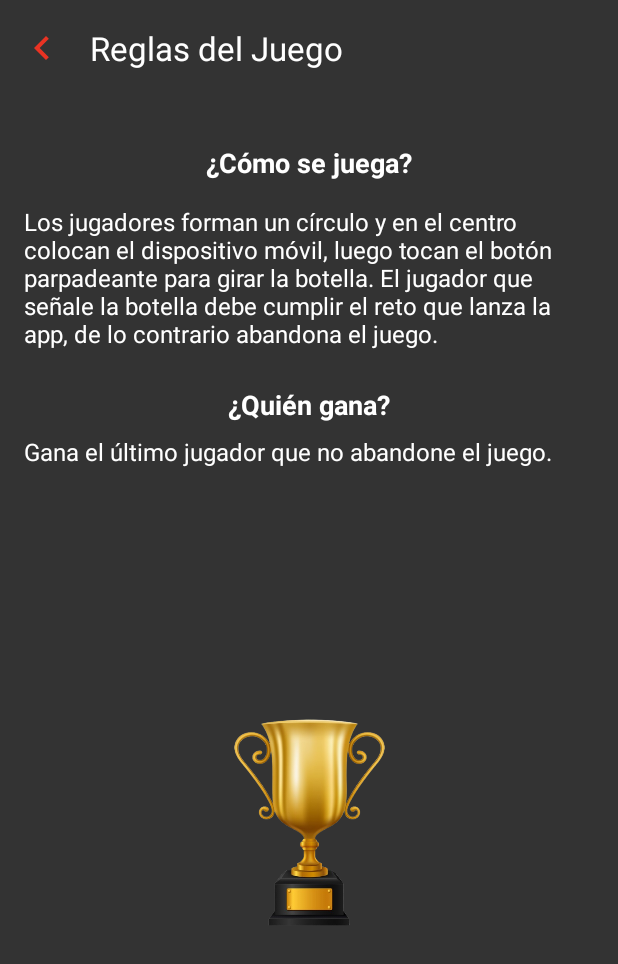
After one commit to JoseHurtado18/equipo3, an Android app: the layout act_reglas.xml on its own in the app's theme, with its tools: preview values and no code run, on a phone screen of 412 x 824 dp. The commit adds this screen. Shown: the top 964 px of the screen. Run offline under Robolectric (Android 15) with nearby library versions, the phone set to English and light mode, and no system bars.

Commit message:
splash y informacion del juego

```diff
--- /dev/null
+++ b/app/src/main/res/drawable/ic_arrow_back.xml
@@ -0,0 +1,11 @@
+<?xml version="1.0" encoding="utf-8"?>
+<vector xmlns:android="http://schemas.android.com/apk/res/android"
+    android:width="32dp"
+    android:height="32dp"
+    android:viewportWidth="24"
+    android:viewportHeight="24"
+    android:tint="@color/orange">
+    <path
+        android:fillColor="@android:color/white"
+        android:pathData="M15.41,7.41L14,6l-6,6 6,6 1.41,-1.41L10.83,12z"/>
+</vector>
--- /dev/null
+++ b/app/src/main/res/layout/act_reglas.xml
@@ -0,0 +1,87 @@
+<?xml version="1.0" encoding="utf-8"?>
+<androidx.constraintlayout.widget.ConstraintLayout
+    xmlns:android="http://schemas.android.com/apk/res/android"
+    xmlns:app="http://schemas.android.com/apk/res-auto"
+    xmlns:tools="http://schemas.android.com/tools"
+    android:layout_width="match_parent"
+    android:layout_height="match_parent"
+    android:background="@color/gris_oscuro">
+
+    <androidx.appcompat.widget.Toolbar
+        android:id="@+id/toolbar"
+        android:layout_width="match_parent"
+        android:layout_height="?attr/actionBarSize"
+        android:background="@color/gris_oscuro"
+        app:layout_constraintTop_toTopOf="parent"
+        app:title="@string/reglas_del_juego"
+        app:titleTextColor="@android:color/white"
+        app:navigationIcon="@drawable/ic_arrow_back" />
+
+    <TextView
+        android:id="@+id/tituloComoSeJuega"
+        android:layout_width="wrap_content"
+        android:layout_height="wrap_content"
+        android:layout_marginTop="32dp"
+        android:text="@string/como_se_juega"
+        android:textColor="@android:color/white"
+        android:textSize="18sp"
+        android:textStyle="bold"
+        app:layout_constraintEnd_toEndOf="parent"
+        app:layout_constraintStart_toStartOf="parent"
+        app:layout_constraintTop_toBottomOf="@id/toolbar" />
+
+    <TextView
+        android:id="@+id/descripcionComoSeJuega"
+        android:layout_width="0dp"
+        android:layout_height="wrap_content"
+        android:layout_marginStart="16dp"
+        android:layout_marginTop="16dp"
+        android:layout_marginEnd="16dp"
+        android:text="@string/descripcion_como_se_juega"
+        android:textColor="@android:color/white"
+        android:textSize="16sp"
+        app:layout_constraintEnd_toEndOf="parent"
+        app:layout_constraintHorizontal_bias="0.0"
+        app:layout_constraintStart_toStartOf="parent"
+        app:layout_constraintTop_toBottomOf="@id/tituloComoSeJuega" />
+
+    <TextView
+        android:id="@+id/tituloQuienGana"
+        android:layout_width="wrap_content"
+        android:layout_height="wrap_content"
+        android:layout_marginTop="24dp"
+        android:text="@string/quien_gana"
+        android:textColor="@android:color/white"
+        android:textSize="18sp"
+        android:textStyle="bold"
+        app:layout_constraintEnd_toEndOf="parent"
+        app:layout_constraintStart_toStartOf="parent"
+        app:layout_constraintTop_toBottomOf="@id/descripcionComoSeJuega" />
+
+    <TextView
+        android:id="@+id/descripcionQuienGana"
+        android:layout_width="0dp"
+        android:layout_height="wrap_content"
+        android:layout_marginStart="16dp"
+        android:layout_marginTop="8dp"
+        android:layout_marginEnd="16dp"
+        android:text="@string/descripcion_quien_gana"
+        android:textColor="@android:color/white"
+        android:textSize="16sp"
+        app:layout_constraintEnd_toEndOf="parent"
+        app:layout_constraintHorizontal_bias="1.0"
+        app:layout_constraintStart_toStartOf="parent"
+        app:layout_constraintTop_toBottomOf="@id/tituloQuienGana" />
+
+    <ImageView
+        android:id="@+id/mi_imagen"
+        android:layout_width="175dp"
+        android:layout_height="156dp"
+        android:src="@drawable/copa"
+        app:layout_constraintBottom_toBottomOf="parent"
+        app:layout_constraintEnd_toEndOf="parent"
+        app:layout_constraintStart_toStartOf="parent"
+        app:layout_constraintTop_toTopOf="parent"
+        app:layout_constraintVertical_bias="0.711" />
+
+</androidx.constraintlayout.widget.ConstraintLayout>
--- a/app/src/main/res/values/colors.xml
+++ b/app/src/main/res/values/colors.xml
@@ -3,4 +3,7 @@
     <color name="black">#FF000000</color>
     <color name="white">#FFFFFFFF</color>
     <color name="orange">#EA3323</color>
+    <color name="gray">#808080</color>
+    <color name="gris_oscuro">#333333</color>
+
 </resources>
--- a/app/src/main/res/values/strings.xml
+++ b/app/src/main/res/values/strings.xml
@@ -1,3 +1,8 @@
 <resources>
-    <string name="app_name">miniproyecto1</string>
+    <string name="app_name">MiniProyecto1</string>
+    <string name="reglas_del_juego">Reglas del Juego</string>
+    <string name="como_se_juega">¿Cómo se juega?</string>
+    <string name="descripcion_como_se_juega">Los jugadores forman un círculo y en el centro colocan el dispositivo móvil, luego tocan el botón parpadeante para girar la botella. El jugador que señale la botella debe cumplir el reto que lanza la app, de lo contrario abandona el juego.</string>
+    <string name="quien_gana">¿Quién gana?</string>
+    <string name="descripcion_quien_gana">Gana el último jugador que no abandone el juego.</string>
 </resources>
```
Also changed, not shown: app/build.gradle.kts (+8 -0 lines), app/src/main/AndroidManifest.xml (+15 -4 lines), app/src/main/java/com/example/miniproyecto1/MainActivity.kt (+20 -2 lines), app/src/main/java/com/example/miniproyecto1/Reglas.kt (added, +34 -0 lines), app/src/main/java/com/example/miniproyecto1/SplashAct.kt (added, +22 -0 lines), app/src/main/java/com/example/miniproyecto1/compartir.kt (added, +27 -0 lines), app/src/main/new.xml (added, +25 -0 lines), app/src/main/res/anim/trans_animation.xml (added, +9 -0 lines), app/src/main/res/drawable/animacion_bot.xml (added, +8 -0 lines), app/src/main/res/drawable/splash_background.xml (added, +8 -0 lines), app/src/main/res/layout/activity_main.xml (+8 -0 lines), app/src/main/res/layout/splash.xml (added, +24 -0 lines), app/src/main/res/values/style.xml (added, +10 -0 lines), app/src/main/res/drawable/botella.png (added), 1 more files, 1 other file.
